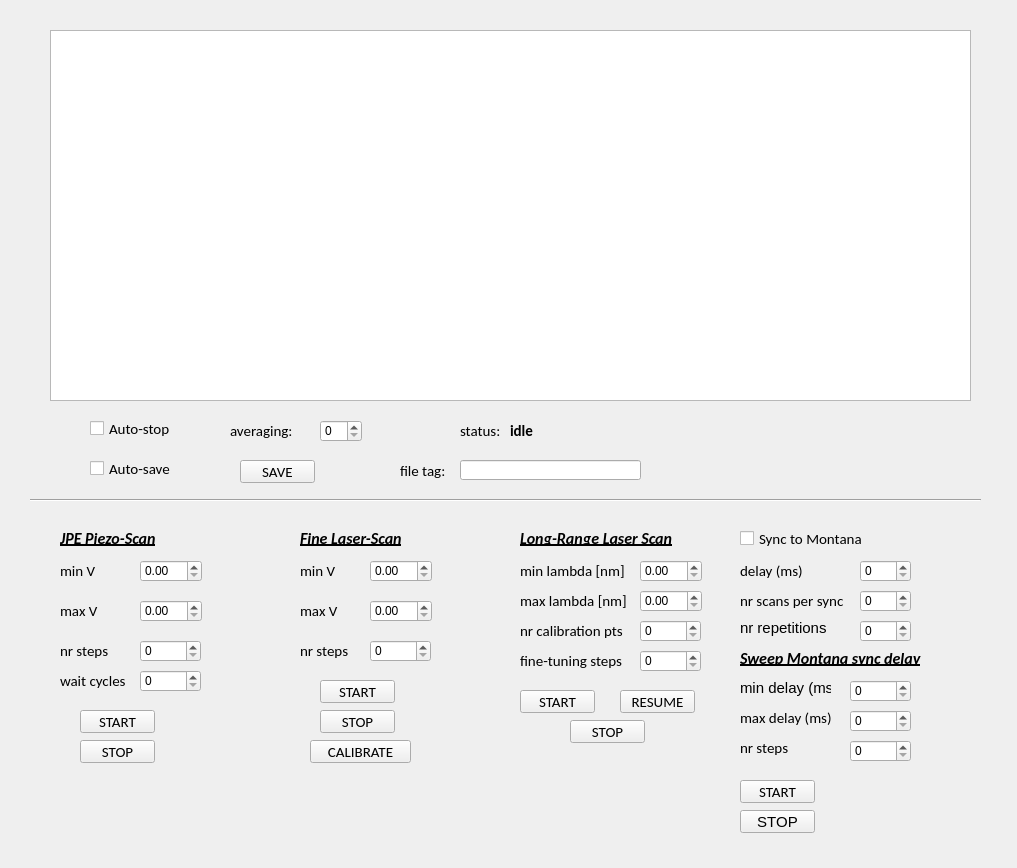
Above: panels/designer/new_scan_panel.ui from caizikun/measurement before the change. Below: the same form after it.
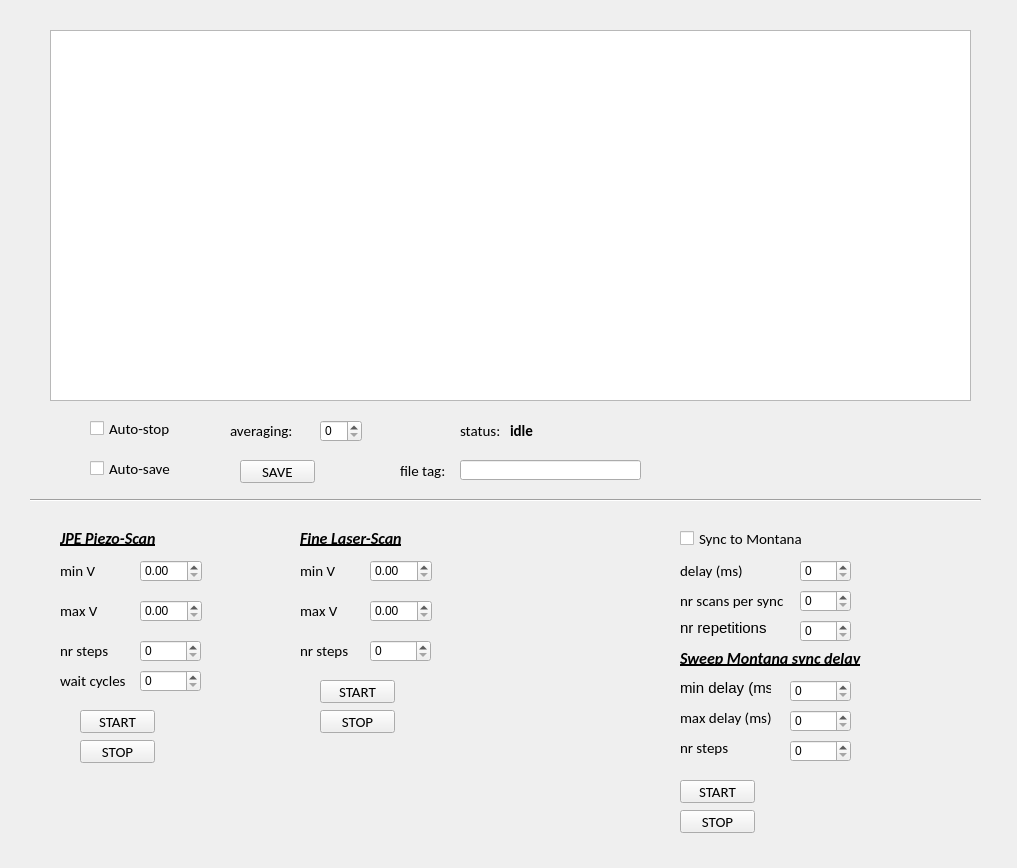
That is the form after the change.

Commit message: panels are now working in cavity cyclops

```diff
--- a/panels/designer/new_scan_panel.ui
+++ b/panels/designer/new_scan_panel.ui
@@ -32,20 +32,10 @@
     <string>SAVE</string>
    </property>
   </widget>
-  <widget class="QDoubleSpinBox" name="dsb_max_lambda">
-   <property name="geometry">
-    <rect>
-     <x>640</x>
-     <y>590</y>
-     <width>62</width>
-     <height>22</height>
-    </rect>
-   </property>
-  </widget>
   <widget class="QSpinBox" name="sb_delay_msync">
    <property name="geometry">
     <rect>
-     <x>860</x>
+     <x>800</x>
      <y>560</y>
      <width>51</width>
      <height>22</height>
@@ -94,25 +84,6 @@
     <string>Fine Laser-Scan</string>
    </property>
   </widget>
-  <widget class="QPushButton" name="button_start_long_scan">
-   <property name="geometry">
-    <rect>
-     <x>520</x>
-     <y>690</y>
-     <width>75</width>
-     <height>23</height>
-    </rect>
-   </property>
-   <property name="font">
-    <font>
-     <family>Calibri</family>
-     <pointsize>11</pointsize>
-    </font>
-   </property>
-   <property name="text">
-    <string>START</string>
-   </property>
-  </widget>
   <widget class="QLabel" name="label_minV_finelaser">
    <property name="geometry">
     <rect>
@@ -154,7 +125,7 @@
   <widget class="QSpinBox" name="sb_mindelay_msync">
    <property name="geometry">
     <rect>
-     <x>850</x>
+     <x>790</x>
      <y>680</y>
      <width>61</width>
      <height>22</height>
@@ -164,7 +135,7 @@
   <widget class="QLabel" name="label_sweep_msyncdelay">
    <property name="geometry">
     <rect>
-     <x>740</x>
+     <x>680</x>
      <y>650</y>
      <width>201</width>
      <height>16</height>
@@ -203,16 +174,6 @@
     <string>START</string>
    </property>
   </widget>
-  <widget class="QSpinBox" name="sb_fine_tuning_steps_LRscan">
-   <property name="geometry">
-    <rect>
-     <x>640</x>
-     <y>650</y>
-     <width>61</width>
-     <height>22</height>
-    </rect>
-   </property>
-  </widget>
   <widget class="QLabel" name="label_steps_pzscan">
    <property name="geometry">
     <rect>
@@ -242,25 +203,6 @@
     </rect>
    </property>
   </widget>
-  <widget class="QPushButton" name="button_calibrate_finelaser">
-   <property name="geometry">
-    <rect>
-     <x>310</x>
-     <y>740</y>
-     <width>101</width>
-     <height>23</height>
-    </rect>
-   </property>
-   <property name="font">
-    <font>
-     <family>Calibri</family>
-     <pointsize>11</pointsize>
-    </font>
-   </property>
-   <property name="text">
-    <string>CALIBRATE</string>
-   </property>
-  </widget>
   <widget class="QGraphicsView" name="plot">
    <property name="geometry">
     <rect>
@@ -293,7 +235,7 @@
   <widget class="QLabel" name="label_maxdelay_msync">
    <property name="geometry">
     <rect>
-     <x>740</x>
+     <x>680</x>
      <y>710</y>
      <width>101</width>
      <height>16</height>
@@ -312,7 +254,7 @@
   <widget class="QLabel" name="label_nr_steps_msyncdelay">
    <property name="geometry">
     <rect>
-     <x>740</x>
+     <x>680</x>
      <y>740</y>
      <width>61</width>
      <height>16</height>
@@ -395,7 +337,7 @@
   <widget class="QLabel" name="label_mindelay_msync">
    <property name="geometry">
     <rect>
-     <x>740</x>
+     <x>680</x>
      <y>680</y>
      <width>91</width>
      <height>16</height>
@@ -451,7 +393,7 @@
   <widget class="QPushButton" name="button_stop_sweepdelay">
    <property name="geometry">
     <rect>
-     <x>740</x>
+     <x>680</x>
      <y>810</y>
      <width>75</width>
      <height>23</height>
@@ -459,6 +401,7 @@
    </property>
    <property name="font">
     <font>
+     <family>Calibri</family>
      <pointsize>11</pointsize>
     </font>
    </property>
@@ -476,25 +419,6 @@
     </rect>
    </property>
   </widget>
-  <widget class="QLabel" name="label_max_lambda">
-   <property name="geometry">
-    <rect>
-     <x>520</x>
-     <y>590</y>
-     <width>111</width>
-     <height>21</height>
-    </rect>
-   </property>
-   <property name="font">
-    <font>
-     <family>Calibri</family>
-     <pointsize>11</pointsize>
-    </font>
-   </property>
-   <property name="text">
-    <string>max lambda [nm]</string>
-   </property>
-  </widget>
   <widget class="Line" name="line">
    <property name="geometry">
     <rect>
@@ -508,25 +432,6 @@
     <enum>Qt::Horizontal</enum>
    </property>
   </widget>
-  <widget class="QPushButton" name="button_resume_long_scan">
-   <property name="geometry">
-    <rect>
-     <x>620</x>
-     <y>690</y>
-     <width>75</width>
-     <height>23</height>
-    </rect>
-   </property>
-   <property name="font">
-    <font>
-     <family>Calibri</family>
-     <pointsize>11</pointsize>
-    </font>
-   </property>
-   <property name="text">
-    <string>RESUME</string>
-   </property>
-  </widget>
   <widget class="QDoubleSpinBox" name="dsb_minV_pzscan">
    <property name="geometry">
     <rect>
@@ -537,25 +442,6 @@
     </rect>
    </property>
   </widget>
-  <widget class="QLabel" name="label_fine_tuning_steps">
-   <property name="geometry">
-    <rect>
-     <x>520</x>
-     <y>650</y>
-     <width>111</width>
-     <height>21</height>
-    </rect>
-   </property>
-   <property name="font">
-    <font>
-     <family>Calibri</family>
-     <pointsize>11</pointsize>
-    </font>
-   </property>
-   <property name="text">
-    <string>fine-tuning steps</string>
-   </property>
-  </widget>
   <widget class="QDoubleSpinBox" name="dsb_minV_finelaser">
    <property name="geometry">
     <rect>
@@ -566,29 +452,10 @@
     </rect>
    </property>
   </widget>
-  <widget class="QLabel" name="label_min_lambda">
-   <property name="geometry">
-    <rect>
-     <x>520</x>
-     <y>560</y>
-     <width>111</width>
-     <height>21</height>
-    </rect>
-   </property>
-   <property name="font">
-    <font>
-     <family>Calibri</family>
-     <pointsize>11</pointsize>
-    </font>
-   </property>
-   <property name="text">
-    <string>min lambda [nm]</string>
-   </property>
-  </widget>
   <widget class="QCheckBox" name="cb_montana_sync">
    <property name="geometry">
     <rect>
-     <x>740</x>
+     <x>680</x>
      <y>530</y>
      <width>141</width>
      <height>17</height>
@@ -604,25 +471,6 @@
     <string>Sync to Montana</string>
    </property>
   </widget>
-  <widget class="QLabel" name="label_nr_calib_pts">
-   <property name="geometry">
-    <rect>
-     <x>520</x>
-     <y>620</y>
-     <width>111</width>
-     <height>21</height>
-    </rect>
-   </property>
-   <property name="font">
-    <font>
-     <family>Calibri</family>
-     <pointsize>11</pointsize>
-    </font>
-   </property>
-   <property name="text">
-    <string>nr calibration pts</string>
-   </property>
-  </widget>
   <widget class="QLabel" name="label_minV_ps">
    <property name="geometry">
     <rect>
@@ -645,7 +493,7 @@
   <widget class="QSpinBox" name="sb_nr_repetitions">
    <property name="geometry">
     <rect>
-     <x>860</x>
+     <x>800</x>
      <y>620</y>
      <width>51</width>
      <height>22</height>
@@ -693,7 +541,7 @@
   <widget class="QLabel" name="label_delay_msync">
    <property name="geometry">
     <rect>
-     <x>740</x>
+     <x>680</x>
      <y>560</y>
      <width>71</width>
      <height>21</height>
@@ -731,7 +579,7 @@
   <widget class="QLabel" name="label_nr_repetitions">
    <property name="geometry">
     <rect>
-     <x>740</x>
+     <x>680</x>
      <y>620</y>
      <width>91</width>
      <height>16</height>
@@ -765,39 +613,10 @@
     <string>Auto-stop</string>
    </property>
   </widget>
-  <widget class="QDoubleSpinBox" name="dsb_min_lambda">
-   <property name="geometry">
-    <rect>
-     <x>640</x>
-     <y>560</y>
-     <width>62</width>
-     <height>22</height>
-    </rect>
-   </property>
-  </widget>
-  <widget class="QPushButton" name="button_stop_long_scan">
-   <property name="geometry">
-    <rect>
-     <x>570</x>
-     <y>720</y>
-     <width>75</width>
-     <height>23</height>
-    </rect>
-   </property>
-   <property name="font">
-    <font>
-     <family>Calibri</family>
-     <pointsize>11</pointsize>
-    </font>
-   </property>
-   <property name="text">
-    <string>STOP</string>
-   </property>
-  </widget>
   <widget class="QLabel" name="label_nr_scans_msync">
    <property name="geometry">
     <rect>
-     <x>740</x>
+     <x>680</x>
      <y>590</y>
      <width>111</width>
      <height>21</height>
@@ -835,7 +654,7 @@
   <widget class="QPushButton" name="button_start_sweepdelay">
    <property name="geometry">
     <rect>
-     <x>740</x>
+     <x>680</x>
      <y>780</y>
      <width>75</width>
      <height>23</height>
@@ -861,43 +680,10 @@
     </rect>
    </property>
   </widget>
-  <widget class="QLabel" name="label_longrangescan">
-   <property name="geometry">
-    <rect>
-     <x>520</x>
-     <y>530</y>
-     <width>181</width>
-     <height>16</height>
-    </rect>
-   </property>
-   <property name="font">
-    <font>
-     <family>Calibri</family>
-     <pointsize>12</pointsize>
-     <weight>75</weight>
-     <italic>true</italic>
-     <bold>true</bold>
-     <underline>true</underline>
-    </font>
-   </property>
-   <property name="text">
-    <string>Long-Range Laser Scan</string>
-   </property>
-  </widget>
-  <widget class="QSpinBox" name="sb_nr_calib_pts">
-   <property name="geometry">
-    <rect>
-     <x>640</x>
-     <y>620</y>
-     <width>61</width>
-     <height>22</height>
-    </rect>
-   </property>
-  </widget>
   <widget class="QSpinBox" name="sb_maxdelay_msync">
    <property name="geometry">
     <rect>
-     <x>850</x>
+     <x>790</x>
      <y>710</y>
      <width>61</width>
      <height>22</height>
@@ -926,7 +712,7 @@
   <widget class="QSpinBox" name="sb_nr_scans_msync">
    <property name="geometry">
     <rect>
-     <x>860</x>
+     <x>800</x>
      <y>590</y>
      <width>51</width>
      <height>22</height>
@@ -975,7 +761,7 @@
   <widget class="QSpinBox" name="sb_nr_steps_msyncdelay">
    <property name="geometry">
     <rect>
-     <x>850</x>
+     <x>790</x>
      <y>740</y>
      <width>61</width>
      <height>22</height>
```
The commit also changes 5 other files.
